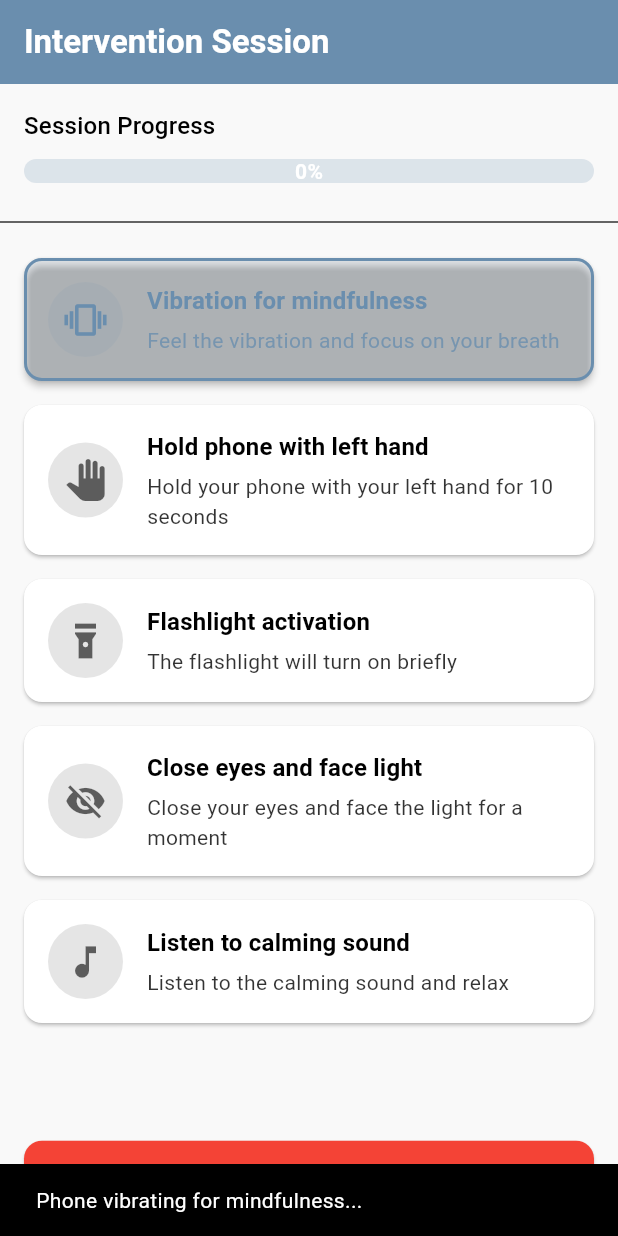
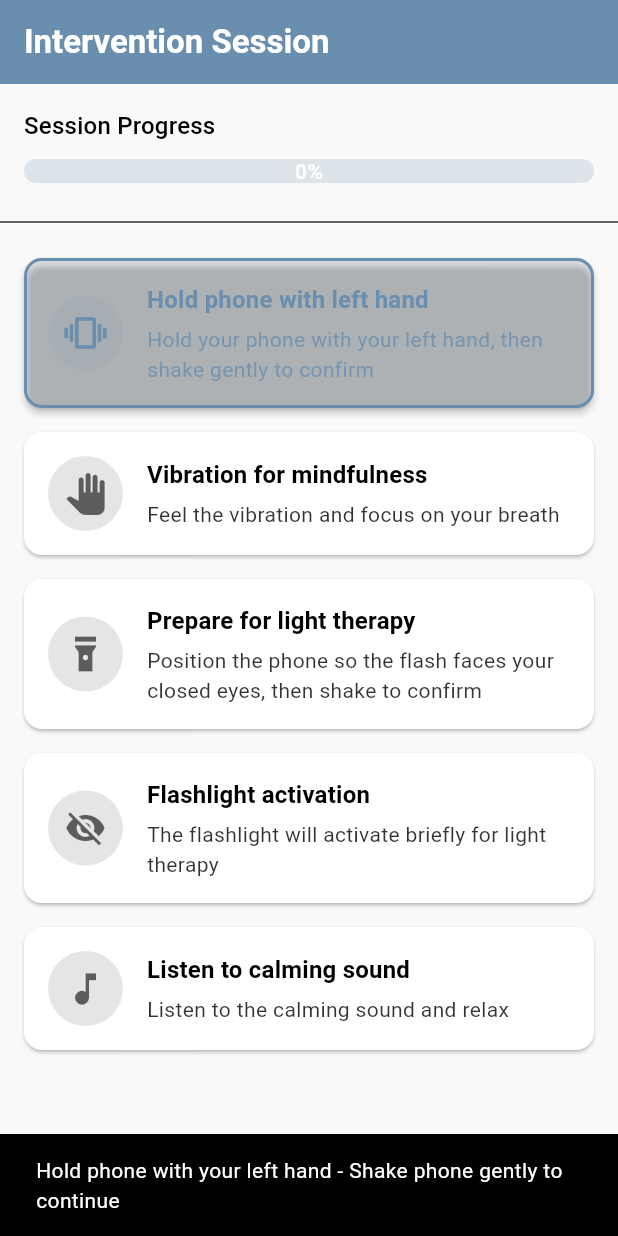
Before and after one commit to Qyuzet/reroot-cbt, a Flutter app: the InterventionScreen screen opened directly, after a tap on "Start Session", on a phone screen of 412 x 824 dp. Run offline on Flutter 3.47's test engine with Material 3 defaults, Android fonts, the phone set to English and light mode, and no system bars; our stand-ins replace audioplayers, fl_chart, permission_handler, sensors_plus, shared_preferences, vibration; missing offline and left inert: torch_light; accounts and stored records are empty.

```diff
--- a/lib/screens/intervention_screen.dart
+++ b/lib/screens/intervention_screen.dart
@@ -28,10 +28,10 @@ class _InterventionScreenState extends State<InterventionScreen> {
 
   // Step descriptions
   final List<String> _stepDescriptions = [
+    'Hold your phone with your left hand, then shake gently to confirm',
     'Feel the vibration and focus on your breath',
-    'Hold your phone with your left hand for 10 seconds',
-    'The flashlight will turn on briefly',
-    'Close your eyes and face the light for a moment',
+    'Position the phone so the flash faces your closed eyes, then shake to confirm',
+    'The flashlight will activate briefly for light therapy',
     'Listen to the calming sound and relax',
   ];
 
@@ -79,7 +79,8 @@ class _InterventionScreenState extends State<InterventionScreen> {
     showDialog(
       context: context,
       barrierDismissible: false,
-      builder: (context) => AlertDialog(
+      builder:
+          (context) => AlertDialog(
             title: const Text('Session Completed'),
             content: const Text(
               'Great job! You\'ve successfully completed the intervention session.',
@@ -127,25 +128,21 @@ class _InterventionScreenState extends State<InterventionScreen> {
               child: Column(
                 crossAxisAlignment: CrossAxisAlignment.start,
                 children: [
-                  Text(
-                    'Session Progress',
-                    style: theme.textTheme.titleMedium,
-                  ),
+                  Text('Session Progress', style: theme.textTheme.titleMedium),
                   const SizedBox(height: 8),
                   SessionProgressIndicator(
                     progress: _progress,
                     progressColor: theme.colorScheme.primary,
-                    backgroundColor: theme.colorScheme.primary.withOpacity(0.2),
+                    backgroundColor: theme.colorScheme.primary.withAlpha(
+                      51,
+                    ), // 0.2 opacity = 51 alpha
                   ),
                 ],
               ),
             ),
 
             // Divider
-            Divider(
-              color: theme.dividerColor,
-              thickness: 1,
-            ),
+            Divider(color: theme.dividerColor, thickness: 1),
 
             // Steps list
             Expanded(
--- a/lib/services/intervention_service.dart
+++ b/lib/services/intervention_service.dart
@@ -7,6 +7,7 @@ import '../utils/constants.dart';
 import '../utils/permission_handler.dart';
 import '../models/session.dart';
 import 'storage_service.dart';
+import 'shake_detector_service.dart';
 
 class InterventionService {
   final BuildContext context;
@@ -21,6 +22,10 @@ class InterventionService {
   DateTime _sessionStartTime = DateTime.now();
   bool _isSessionActive = false;
   final AudioPlayer _audioPlayer = AudioPlayer();
+
+  // Shake detector
+  ShakeDetectorService? _shakeDetector;
+  Completer<void>? _shakeCompleter;
 
   // Constructor
   InterventionService({
@@ -41,6 +46,68 @@ class InterventionService {
     await _executeCurrentStep();
   }
 
+  // Wait for shake confirmation
+  Future<void> _waitForShakeConfirmation(String message) async {
+    if (context.mounted) {
+      ScaffoldMessenger.of(context).showSnackBar(
+        SnackBar(
+          content: Text('$message - Shake phone gently to continue'),
+          duration: const Duration(seconds: 5),
+        ),
+      );
+    }
+
+    // Create a completer that will be resolved when shake is detected
+    _shakeCompleter = Completer<void>();
+
+    // Initialize shake detector
+    _shakeDetector = ShakeDetectorService(
+      onShake: () {
+        if (_shakeCompleter != null && !_shakeCompleter!.isCompleted) {
+          debugPrint('Shake confirmed!');
+
+          if (context.mounted) {
+            ScaffoldMessenger.of(context).showSnackBar(
+              const SnackBar(
+                content: Text('Confirmed! Proceeding to next step...'),
+                duration: Duration(seconds: 1),
+              ),
+            );
+          }
+
+          _shakeCompleter!.complete();
+        }
+      },
+    );
+
+    // Start listening for shakes
+    _shakeDetector!.startListening();
+
+    // Wait for shake or timeout after 30 seconds
+    try {
+      await _shakeCompleter!.future.timeout(
+        const Duration(seconds: 30),
+        onTimeout: () {
+          debugPrint('Shake timeout - proceeding anyway');
+          if (context.mounted) {
+            ScaffoldMessenger.of(context).showSnackBar(
+              const SnackBar(
+                content: Text('No shake detected - proceeding anyway'),
+                duration: Duration(seconds: 2),
+              ),
+            );
+          }
+        },
+      );
+    } catch (e) {
+      debugPrint('Error waiting for shake: $e');
+    } finally {
+      // Clean up
+      _shakeDetector?.stopListening();
+      _shakeDetector = null;
+    }
+  }
+
   // Execute the current step
   Future<void> _executeCurrentStep() async {
     if (!_isSessionActive) return;
@@ -52,19 +119,19 @@ class InterventionService {
 
     // Execute step based on index
     switch (_currentStep) {
-      case 0:
+      case 0: // Hold phone with left hand
+        await _executeLeftHandStep();
+        break;
+      case 1: // Vibration for mindfulness
         await _executeVibrationStep();
         break;
-      case 1:
-        await _executeLeftHandStep();
+      case 2: // Prepare for light therapy
+        await _executePrepareForLightStep();
         break;
-      case 2:
+      case 3: // Flashlight activation
         await _executeFlashlightStep();
         break;
-      case 3:
-        await _executeCloseEyesStep();
-        break;
-      case 4:
+      case 4: // Listen to calming sound
         await _executeAudioStep();
         break;
       default:
@@ -84,7 +151,16 @@ class InterventionService {
     }
   }
 
-  // Step 1: Vibration for mindfulness
+  // Step 1: Hold phone with left hand
+  Future<void> _executeLeftHandStep() async {
+    // Wait for user to confirm they're holding the phone with left hand
+    await _waitForShakeConfirmation('Hold phone with your left hand');
+
+    // Give them a moment to adjust their grip after shaking
+    await Future.delayed(const Duration(seconds: 2));
+  }
+
+  // Step 2: Vibration for mindfulness
   Future<void> _executeVibrationStep() async {
     if (context.mounted) {
       ScaffoldMessenger.of(context).showSnackBar(
@@ -109,12 +185,15 @@ class InterventionService {
     }
   }
 
-  // Step 2: Hold phone with left hand
-  Future<void> _executeLeftHandStep() async {
-    // This step is passive - just wait for the specified duration
-    await Future.delayed(
-      Duration(seconds: AppConstants.leftHandHoldDurationSec),
+  // Step 3: Prepare for light therapy
+  Future<void> _executePrepareForLightStep() async {
+    // Wait for user to confirm they're ready for light therapy
+    await _waitForShakeConfirmation(
+      'Position phone so flash faces your closed eyes',
     );
+
+    // Give them a moment to get ready after shaking
+    await Future.delayed(const Duration(seconds: 2));
   }
 
   // Step 3: Flashlight activation
@@ -128,34 +207,41 @@ class InterventionService {
       );
     }
 
-    // Use actual flashlight
-    if (await PermissionUtil.requestFlashlightPermission(context)) {
-      try {
+    // Use actual flashlight - simplified approach
+    try {
+      // Check if device has torch
+      bool hasTorch = await TorchLight.isTorchAvailable();
+      debugPrint('Device has torch: $hasTorch');
+
+      if (hasTorch) {
+        // Enable torch
         await TorchLight.enableTorch();
+        debugPrint('Torch enabled');
+
+        // Keep torch on for specified duration
         await Future.delayed(
           Duration(milliseconds: AppConstants.flashlightDurationMs),
         );
+
+        // Disable torch
         await TorchLight.disableTorch();
-      } catch (e) {
-        debugPrint('Error controlling flashlight: $e');
-        // Fallback if flashlight fails
+        debugPrint('Torch disabled');
+      } else {
+        debugPrint('Device does not have torch');
         await Future.delayed(
           Duration(milliseconds: AppConstants.flashlightDurationMs),
         );
       }
-    } else {
-      // Fallback if permission is denied
+    } catch (e) {
+      debugPrint('Error controlling flashlight: $e');
+      // Fallback if flashlight fails
       await Future.delayed(
         Duration(milliseconds: AppConstants.flashlightDurationMs),
       );
     }
   }
 
-  // Step 4: Close eyes and face light
-  Future<void> _executeCloseEyesStep() async {
-    // This step is passive - just wait for a few seconds
-    await Future.delayed(const Duration(seconds: 5));
-  }
+  // This method was removed as it's no longer needed
 
   // Step 5: Play calming sound
   Future<void> _executeAudioStep() async {
@@ -170,18 +256,71 @@ class InterventionService {
         );
       }
 
-      // Play actual audio
-      await _audioPlayer.play(AssetSource(AppConstants.calmingAudioPath));
+      debugPrint(
+        'Attempting to play audio from: ${AppConstants.calmingAudioPath}',
+      );
+
+      // Play actual audio - using a different URL that's more reliable
+      // You can replace this with a real MP3 file in your assets later
+      const String testAudioUrl =
+          'https://www.soundhelix.com/examples/mp3/SoundHelix-Song-1.mp3';
+
+      // Set volume to maximum
+      await _audioPlayer.setVolume(1.0);
+      debugPrint('Volume set to maximum');
+
+      // Set release mode to stop audio when app is in background
+      await _audioPlayer.setReleaseMode(ReleaseMode.release);
+
+      // Request audio focus (important for Android)
+      await _audioPlayer.setPlayerMode(PlayerMode.mediaPlayer);
+      debugPrint('Set player mode to media player');
+
+      // Play the audio
+      await _audioPlayer.play(UrlSource(testAudioUrl));
+      debugPrint('Audio playback started');
+
+      // Add a listener to track audio state
+      _audioPlayer.onPlayerStateChanged.listen((state) {
+        debugPrint('Audio player state changed: $state');
+      });
+
+      // Add a listener to track audio position
+      _audioPlayer.onPositionChanged.listen((position) {
+        debugPrint('Audio position: ${position.inSeconds}s');
+      });
+
+      // Add a listener to track audio completion
+      _audioPlayer.onPlayerComplete.listen((_) {
+        debugPrint('Audio playback completed');
+      });
 
       // Wait for audio to play
-      await Future.delayed(const Duration(seconds: 10));
+      for (int i = 0; i < 10; i++) {
+        await Future.delayed(const Duration(seconds: 1));
+        final state = _audioPlayer.state;
+        debugPrint('Audio state after ${i + 1} seconds: $state');
+      }
 
       // Stop the audio
       await _audioPlayer.stop();
+      debugPrint('Audio playback stopped');
     } catch (e) {
-      debugPrint('Error playing audio: $e');
-      // Fallback if audio fails
-      await Future.delayed(const Duration(seconds: 10));
+      debugPrint('Error playing audio from URL: $e');
+
+      // Try playing a system beep sound as fallback
+      try {
+        debugPrint('Trying to play system beep sound...');
+        // Use a short beep sound that's built into Android
+        await _audioPlayer.play(AssetSource('audio/beep.mp3'));
+        await Future.delayed(const Duration(seconds: 1));
+        await _audioPlayer.stop();
+      } catch (e2) {
+        debugPrint('Error playing fallback sound: $e2');
+      }
+
+      // Wait for the remaining time
+      await Future.delayed(const Duration(seconds: 9));
     }
   }
 
@@ -225,6 +364,15 @@ class InterventionService {
       debugPrint('Error disabling torch: $e');
     }
 
+    // Clean up shake detector
+    _shakeDetector?.dispose();
+    _shakeDetector = null;
+
+    // Complete any pending shake completer to avoid hanging
+    if (_shakeCompleter != null && !_shakeCompleter!.isCompleted) {
+      _shakeCompleter!.complete();
+    }
+
     // Calculate session duration and completion percentage
     final sessionEndTime = DateTime.now();
     final durationInSeconds =
@@ -250,6 +398,12 @@ class InterventionService {
     if (_isSessionActive) {
       abortSession();
     }
+
+    // Clean up shake detector
+    _shakeDetector?.dispose();
+    _shakeDetector = null;
+
+    // Clean up audio player
     _audioPlayer.dispose();
   }
 }
--- /dev/null
+++ b/lib/services/shake_detector_service.dart
@@ -0,0 +1,79 @@
+import 'dart:async';
+import 'package:flutter/foundation.dart';
+import 'package:sensors_plus/sensors_plus.dart';
+
+class ShakeDetectorService {
+  // Minimum acceleration needed to count as a shake
+  static const double _shakeThreshold = 2.7;
+
+  // Minimum time between shakes (to avoid multiple detections)
+  static const int _minTimeBetweenShakes = 1000; // milliseconds
+
+  // Subscription to accelerometer events
+  StreamSubscription<AccelerometerEvent>? _accelerometerSubscription;
+
+  // Callback for when shake is detected
+  final Function() onShake;
+
+  // Last time a shake was detected
+  DateTime _lastShakeTime = DateTime.now();
+
+  // Last accelerometer values
+  double _lastX = 0.0;
+  double _lastY = 0.0;
+  double _lastZ = 0.0;
+
+  // Constructor
+  ShakeDetectorService({required this.onShake});
+
+  // Start listening for shake events
+  void startListening() {
+    _accelerometerSubscription = accelerometerEvents.listen((AccelerometerEvent event) {
+      _detectShake(event);
+    });
+    debugPrint('Shake detector started');
+  }
+
+  // Stop listening for shake events
+  void stopListening() {
+    _accelerometerSubscription?.cancel();
+    _accelerometerSubscription = null;
+    debugPrint('Shake detector stopped');
+  }
+
+  // Detect if a shake occurred
+  void _detectShake(AccelerometerEvent event) {
+    final DateTime now = DateTime.now();
+
+    // If we're within the cooldown period, ignore this shake
+    if (now.difference(_lastShakeTime).inMilliseconds < _minTimeBetweenShakes) {
+      return;
+    }
+
+    // Calculate the difference from the last reading
+    double deltaX = event.x - _lastX;
+    double deltaY = event.y - _lastY;
+    double deltaZ = event.z - _lastZ;
+
+    // Update last values
+    _lastX = event.x;
+    _lastY = event.y;
+    _lastZ = event.z;
+
+    // Calculate the magnitude of the acceleration
+    double acceleration = (deltaX * deltaX + deltaY * deltaY + deltaZ * deltaZ)
+                          / (9.80665 * 9.80665); // Normalized to g-force
+
+    // If acceleration is above threshold, it's a shake
+    if (acceleration > _shakeThreshold) {
+      _lastShakeTime = now;
+      debugPrint('Shake detected! Acceleration: $acceleration');
+      onShake();
+    }
+  }
+
+  // Dispose resources
+  void dispose() {
+    stopListening();
+  }
+}
--- a/lib/utils/constants.dart
+++ b/lib/utils/constants.dart
@@ -1,7 +1,8 @@
 class AppConstants {
   // App information
   static const String appName = 'ReRoot CBT';
-  static const String appDescription = 'A CBT-based behavioral interruption app for managing PMO addiction';
+  static const String appDescription =
+      'A CBT-based behavioral interruption app for managing PMO addiction';
 
   // Session constants
   static const int vibrationDurationMs = 1000;
@@ -15,10 +16,10 @@ class AppConstants {
 
   // Intervention steps
   static const List<String> interventionSteps = [
+    'Hold phone with left hand',
     'Vibration for mindfulness',
-    'Hold phone with left hand',
+    'Prepare for light therapy',
     'Flashlight activation',
-    'Close eyes and face light',
     'Listen to calming sound',
   ];
 
@@ -26,7 +27,10 @@ class AppConstants {
   static const String calmingAudioPath = 'assets/audio/calming_sound.mp3';
 
   // Permission messages
-  static const String vibrationPermissionMessage = 'Vibration is needed for the mindfulness exercise';
-  static const String flashlightPermissionMessage = 'Flashlight is needed for the light therapy exercise';
-  static const String audioPermissionMessage = 'Audio is needed for the calming sound exercise';
+  static const String vibrationPermissionMessage =
+      'Vibration is needed for the mindfulness exercise';
+  static const String flashlightPermissionMessage =
+      'Flashlight is needed for the light therapy exercise';
+  static const String audioPermissionMessage =
+      'Audio is needed for the calming sound exercise';
 }
--- a/pubspec.yaml
+++ b/pubspec.yaml
@@ -46,6 +46,7 @@ dependencies:
   provider: ^6.1.1
   intl: ^0.19.0
   permission_handler: ^11.0.1
+  sensors_plus: ^4.0.2
 
 dev_dependencies:
   flutter_test:
@@ -71,6 +72,7 @@ flutter:
   # To add assets to your application, add an assets section, like this:
   assets:
     - assets/audio/
+    - assets/audio/beep.mp3
     - assets/images/
 
   # An image asset can refer to one or more resolution-specific "variants", see
```
Also changed, not shown: pubspec.lock, 2 other files. Lines whose indentation alone changed are shown as unchanged.
